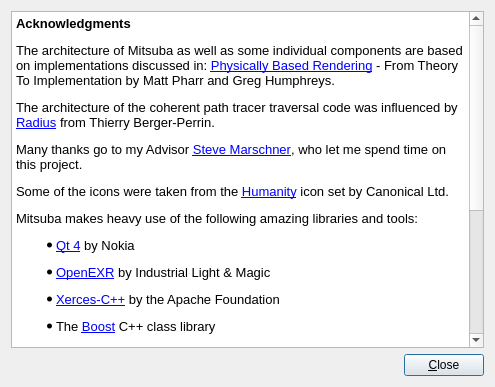
mitsuba-renderer/mitsuba, file src/qtgui/acknowledgmentdlg.ui: the form before one commit.
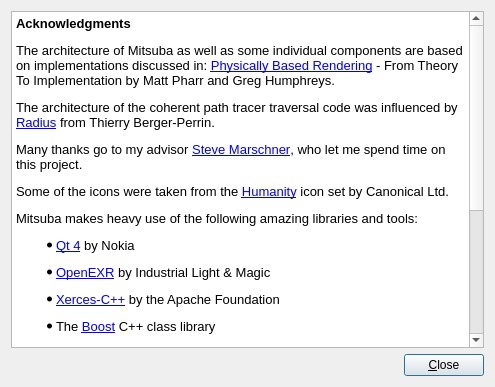
The form after the commit.

Patch:
```diff
--- a/src/qtgui/acknowledgmentdlg.ui
+++ b/src/qtgui/acknowledgmentdlg.ui
@@ -51,7 +51,7 @@
 &lt;p style=&quot; margin-top:12px; margin-bottom:12px; margin-left:0px; margin-right:0px; -qt-block-indent:0; text-indent:0px;&quot;&gt;&lt;span style=&quot; font-weight:600;&quot;&gt;Acknowledgments&lt;/span&gt;&lt;/p&gt;
 &lt;p style=&quot; margin-top:12px; margin-bottom:12px; margin-left:0px; margin-right:0px; -qt-block-indent:0; text-indent:0px;&quot;&gt;The architecture of Mitsuba as well as some individual components are based on implementations discussed in: &lt;a href=&quot;http://www.pbrt.org&quot;&gt;&lt;span style=&quot; text-decoration: underline; color:#0000ff;&quot;&gt;Physically Based Rendering&lt;/span&gt;&lt;/a&gt; - From Theory To Implementation by Matt Pharr and Greg Humphreys.&lt;/p&gt;
 &lt;p style=&quot; margin-top:12px; margin-bottom:12px; margin-left:0px; margin-right:0px; -qt-block-indent:0; text-indent:0px;&quot;&gt;The architecture of the coherent path tracer traversal code was influenced by &lt;a href=&quot;http://gna.org/projects/radius/&quot;&gt;&lt;span style=&quot; text-decoration: underline; color:#0000ff;&quot;&gt;Radius&lt;/span&gt;&lt;/a&gt; from Thierry Berger-Perrin.&lt;/p&gt;
-&lt;p style=&quot; margin-top:12px; margin-bottom:12px; margin-left:0px; margin-right:0px; -qt-block-indent:0; text-indent:0px;&quot;&gt;Many thanks go to my Advisor &lt;a href=&quot;http://www.cs.cornell.edu/~srm/&quot;&gt;&lt;span style=&quot; text-decoration: underline; color:#0000ff;&quot;&gt;Steve Marschner&lt;/span&gt;&lt;/a&gt;, who let me spend time on this project.&lt;/p&gt;
+&lt;p style=&quot; margin-top:12px; margin-bottom:12px; margin-left:0px; margin-right:0px; -qt-block-indent:0; text-indent:0px;&quot;&gt;Many thanks go to my advisor &lt;a href=&quot;http://www.cs.cornell.edu/~srm/&quot;&gt;&lt;span style=&quot; text-decoration: underline; color:#0000ff;&quot;&gt;Steve Marschner&lt;/span&gt;&lt;/a&gt;, who let me spend time on this project.&lt;/p&gt;
 &lt;p style=&quot; margin-top:12px; margin-bottom:12px; margin-left:0px; margin-right:0px; -qt-block-indent:0; text-indent:0px;&quot;&gt;Some of the icons were taken from the &lt;a href=&quot;https://launchpad.net/humanity&quot;&gt;&lt;span style=&quot; text-decoration: underline; color:#0000ff;&quot;&gt;Humanity&lt;/span&gt;&lt;/a&gt; icon set by Canonical Ltd.&lt;/p&gt;
 &lt;p style=&quot; margin-top:12px; margin-bottom:12px; margin-left:0px; margin-right:0px; -qt-block-indent:0; text-indent:0px;&quot;&gt;Mitsuba makes heavy use of the following amazing libraries and tools: &lt;/p&gt;
 &lt;ul style=&quot;-qt-list-indent: 1;&quot;&gt;&lt;li style=&quot; margin-top:12px; margin-bottom:12px; margin-left:0px; margin-right:0px; -qt-block-indent:0; text-indent:0px;&quot;&gt;&lt;a href=&quot;http://qt.nokia.com/products&quot;&gt;&lt;span style=&quot; text-decoration: underline; color:#0000ff;&quot;&gt;Qt 4&lt;/span&gt;&lt;/a&gt; by Nokia&lt;/li&gt;
```
